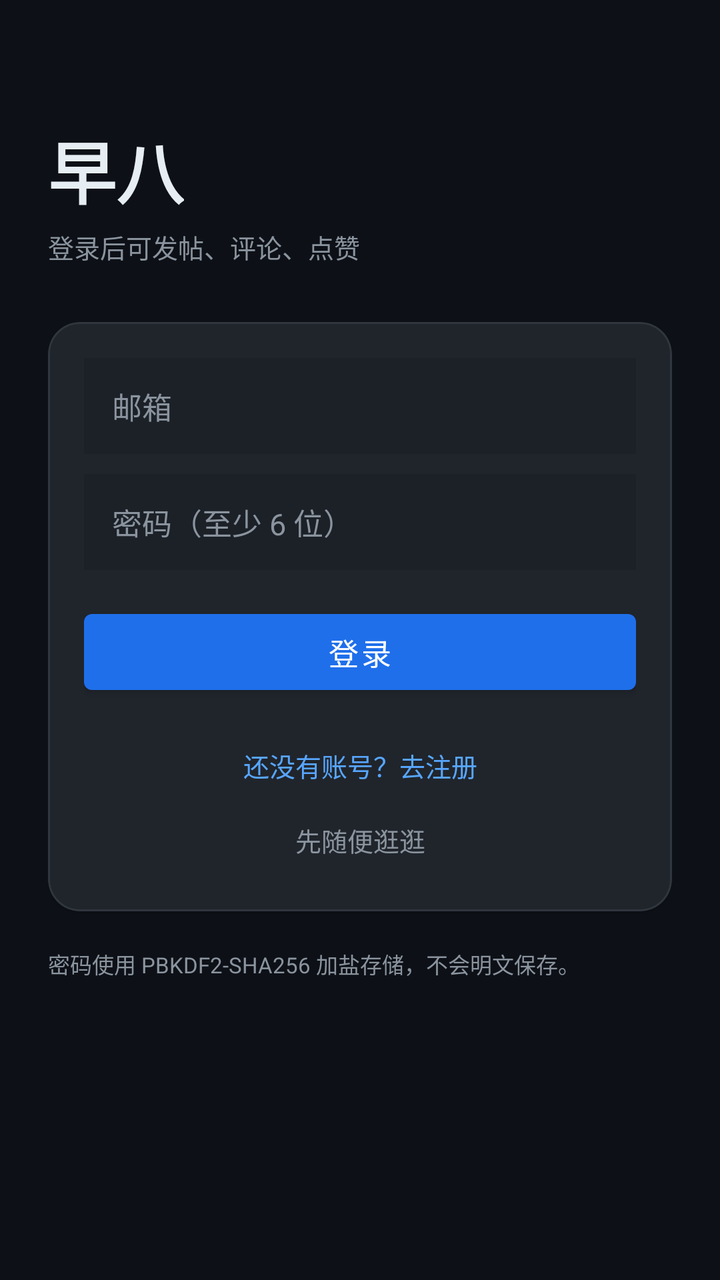
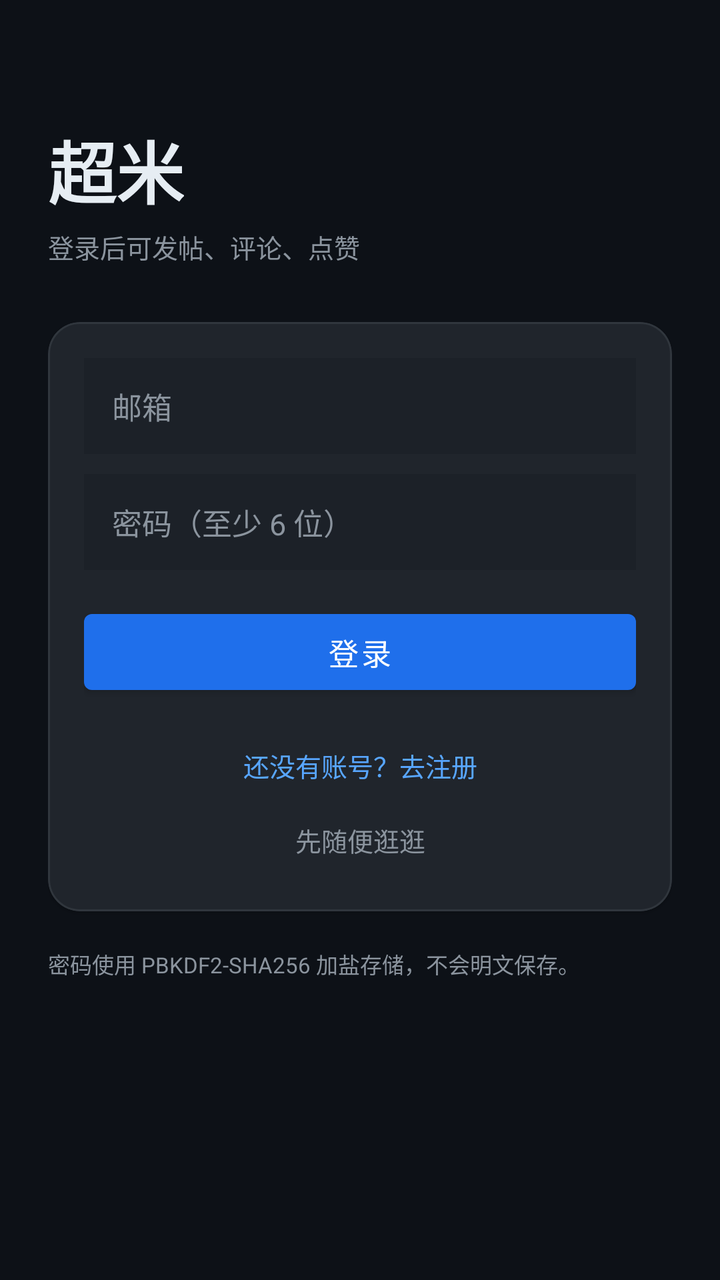

An Android layout rendered at two revisions. The XML below is the earlier revision; the diff shows what the commit changed to produce the second picture.
<!-- AndroidManifest.xml: application theme Theme.Chaomi -->
<!-- res/layout/activity_auth.xml -->
<?xml version="1.0" encoding="utf-8"?>
<ScrollView xmlns:android="http://schemas.android.com/apk/res/android"
    xmlns:app="http://schemas.android.com/apk/res-auto"
    android:layout_width="match_parent"
    android:layout_height="match_parent"
    android:background="@color/chaomi_bg"
    android:fillViewport="true">

    <LinearLayout
        android:layout_width="match_parent"
        android:layout_height="wrap_content"
        android:orientation="vertical"
        android:padding="24dp">

        <TextView
            android:layout_width="wrap_content"
            android:layout_height="wrap_content"
            android:layout_marginTop="36dp"
            android:text="早八"
            android:textColor="@color/chaomi_text"
            android:textSize="34sp"
            android:textStyle="bold" />

        <TextView
            android:id="@+id/subTitle"
            android:layout_width="wrap_content"
            android:layout_height="wrap_content"
            android:layout_marginTop="4dp"
            android:text="登录后可发帖、评论、点赞"
            android:textColor="@color/chaomi_text_dim"
            android:textSize="13sp" />

        <com.google.android.material.card.MaterialCardView
            android:layout_width="match_parent"
            android:layout_height="wrap_content"
            android:layout_marginTop="28dp"
            app:cardBackgroundColor="@color/chaomi_surface"
            app:cardCornerRadius="16dp"
            app:strokeColor="@color/chaomi_border"
            app:strokeWidth="1dp">

            <LinearLayout
                android:layout_width="match_parent"
                android:layout_height="wrap_content"
                android:orientation="vertical"
                android:padding="18dp">

                <EditText
                    android:id="@+id/emailEt"
                    android:layout_width="match_parent"
                    android:layout_height="48dp"
                    android:background="@color/chaomi_surface_2"
                    android:hint="邮箱"
                    android:inputType="textEmailAddress"
                    android:maxLines="1"
                    android:paddingStart="14dp"
                    android:paddingEnd="14dp"
                    android:singleLine="true"
                    android:textColor="@color/chaomi_text"
                    android:textColorHint="@color/chaomi_text_dim"
                    android:textSize="15sp" />

                <EditText
                    android:id="@+id/passEt"
                    android:layout_width="match_parent"
                    android:layout_height="48dp"
                    android:layout_marginTop="10dp"
                    android:background="@color/chaomi_surface_2"
                    android:hint="密码（至少 6 位）"
                    android:inputType="textPassword"
                    android:maxLines="1"
                    android:paddingStart="14dp"
                    android:paddingEnd="14dp"
                    android:singleLine="true"
                    android:textColor="@color/chaomi_text"
                    android:textColorHint="@color/chaomi_text_dim"
                    android:textSize="15sp" />

                <EditText
                    android:id="@+id/nickEt"
                    android:layout_width="match_parent"
                    android:layout_height="48dp"
                    android:layout_marginTop="10dp"
                    android:background="@color/chaomi_surface_2"
                    android:hint="昵称（注册时可填）"
                    android:maxLength="20"
                    android:maxLines="1"
                    android:paddingStart="14dp"
                    android:paddingEnd="14dp"
                    android:singleLine="true"
                    android:textColor="@color/chaomi_text"
                    android:textColorHint="@color/chaomi_text_dim"
                    android:textSize="15sp"
                    android:visibility="gone" />

                <com.google.android.material.button.MaterialButton
                    android:id="@+id/submitBtn"
                    android:layout_width="match_parent"
                    android:layout_height="50dp"
                    android:layout_marginTop="16dp"
                    android:text="登录"
                    android:textSize="15sp"
                    app:backgroundTint="@color/chaomi_accent_2" />

                <TextView
                    android:id="@+id/switchMode"
                    android:layout_width="match_parent"
                    android:layout_height="wrap_content"
                    android:layout_marginTop="14dp"
                    android:gravity="center"
                    android:padding="8dp"
                    android:text="还没有账号？去注册"
                    android:textColor="@color/chaomi_accent"
                    android:textSize="13sp" />

                <TextView
                    android:id="@+id/skipBtn"
                    android:layout_width="match_parent"
                    android:layout_height="wrap_content"
                    android:layout_marginTop="2dp"
                    android:gravity="center"
                    android:padding="8dp"
                    android:text="先随便逛逛"
                    android:textColor="@color/chaomi_text_dim"
                    android:textSize="13sp" />
            </LinearLayout>
        </com.google.android.material.card.MaterialCardView>

        <TextView
            android:layout_width="match_parent"
            android:layout_height="wrap_content"
            android:layout_marginTop="18dp"
            android:text="密码使用 PBKDF2-SHA256 加盐存储，不会明文保存。"
            android:textColor="@color/chaomi_text_dim"
            android:textSize="11sp" />
    </LinearLayout>
</ScrollView>
<!-- resources referenced by this layout -->
<resources>
  <color name="chaomi_accent">#58a6ff</color>
  <color name="chaomi_accent_2">#1f6feb</color>
  <color name="chaomi_bg">#0d1117</color>
  <color name="chaomi_border">#30363d</color>
  <color name="chaomi_surface">#161b22</color>
  <color name="chaomi_surface_2">#1c2128</color>
  <color name="chaomi_text">#e6edf3</color>
  <color name="chaomi_text_dim">#8b949e</color>
  <style name="Theme.Chaomi" parent="Theme.MaterialComponents.NoActionBar">
          <item name="colorPrimary">@color/chaomi_accent</item>
          <item name="colorPrimaryVariant">@color/chaomi_accent_2</item>
          <item name="colorOnPrimary">#ffffff</item>
          <item name="colorSecondary">@color/chaomi_gold</item>
          <item name="colorOnSecondary">#1c2128</item>
          <item name="android:colorBackground">@color/chaomi_bg</item>
          <item name="colorSurface">@color/chaomi_surface</item>
          <item name="colorOnSurface">@color/chaomi_text</item>
          <item name="android:textColor">@color/chaomi_text</item>
          <item name="android:textColorPrimary">@color/chaomi_text</item>
          <item name="android:textColorSecondary">@color/chaomi_text_dim</item>
          <item name="android:statusBarColor">@color/chaomi_bg</item>
          <item name="android:navigationBarColor">@color/chaomi_bg</item>
          <item name="android:windowLightStatusBar">false</item>
          <item name="android:windowLightNavigationBar">false</item>
          <item name="bottomSheetDialogTheme">@style/Theme.Chaomi.BottomSheet</item>
      </style>
  <color name="chaomi_gold">#e3b341</color>
  <style name="Theme.Chaomi.BottomSheet" parent="Theme.MaterialComponents.BottomSheetDialog">
          <item name="android:colorBackground">@color/chaomi_surface</item>
          <item name="colorSurface">@color/chaomi_surface</item>
          <item name="android:statusBarColor">@color/chaomi_bg</item>
      </style>
</resources>

<!-- the commit's change to res/layout/activity_auth.xml (unified diff, before → after) -->
@@ -1,5 +1,7 @@
 <?xml version="1.0" encoding="utf-8"?>
-<ScrollView xmlns:android="http://schemas.android.com/apk/res/android"
+<ScrollView
+    xmlns:android="http://schemas.android.com/apk/res/android"
+    android:id="@+id/root"
     xmlns:app="http://schemas.android.com/apk/res-auto"
     android:layout_width="match_parent"
     android:layout_height="match_parent"
@@ -16,7 +18,7 @@
             android:layout_width="wrap_content"
             android:layout_height="wrap_content"
             android:layout_marginTop="36dp"
-            android:text="早八"
+            android:text="超米"
             android:textColor="@color/chaomi_text"
             android:textSize="34sp"
             android:textStyle="bold" />
